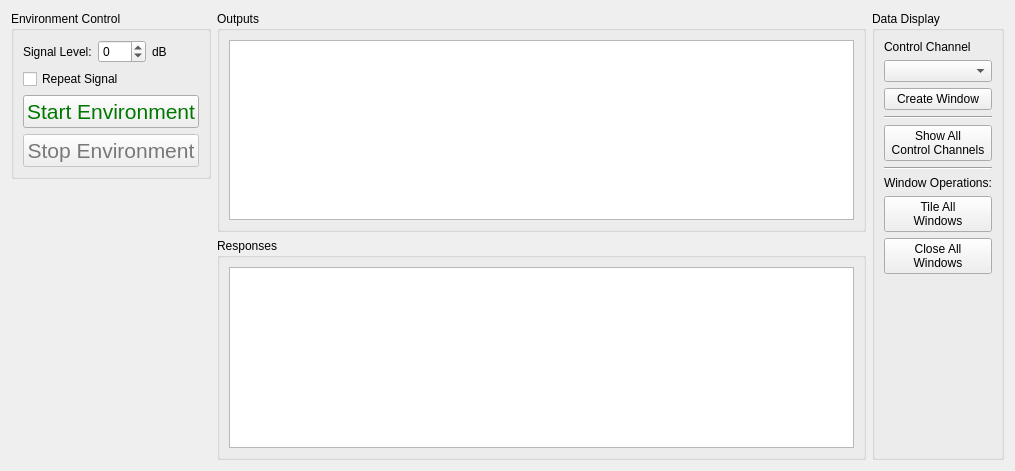
sandialabs/rattlesnake-vibration-controller, file components/transient_run.ui: the form before one commit.
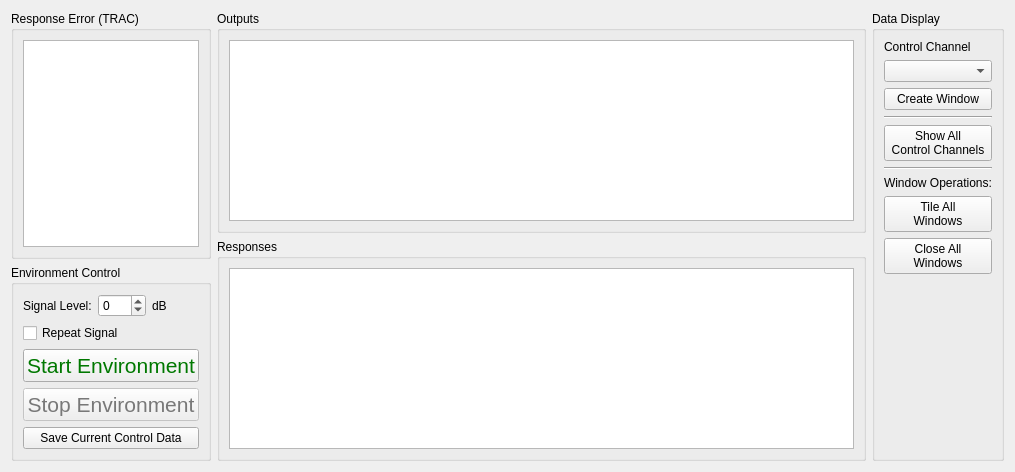
The form after the commit. Custom widgets are drawn as their Qt base class.

The edit to the form file:
```diff
--- a/components/transient_run.ui
+++ b/components/transient_run.ui
@@ -7,7 +7,7 @@
     <x>0</x>
     <y>0</y>
     <width>1015</width>
-    <height>471</height>
+    <height>472</height>
    </rect>
   </property>
   <property name="windowTitle">
@@ -16,6 +16,31 @@
   <layout class="QHBoxLayout" name="horizontalLayout_4">
    <item>
     <layout class="QVBoxLayout" name="environment_control_layout">
+     <item>
+      <widget class="QGroupBox" name="response_error_groupbox">
+       <property name="title">
+        <string>Response Error (TRAC)</string>
+       </property>
+       <layout class="QVBoxLayout" name="verticalLayout_71">
+        <item>
+         <widget class="QListWidget" name="control_response_error_list">
+          <property name="sizePolicy">
+           <sizepolicy hsizetype="Minimum" vsizetype="MinimumExpanding">
+            <horstretch>0</horstretch>
+            <verstretch>0</verstretch>
+           </sizepolicy>
+          </property>
+          <property name="toolTip">
+           <string>Time Response Assurance Criterion between the measured and desired signals.</string>
+          </property>
+          <property name="sizeAdjustPolicy">
+           <enum>QAbstractScrollArea::AdjustToContents</enum>
+          </property>
+         </widget>
+        </item>
+       </layout>
+      </widget>
+     </item>
      <item>
       <widget class="QGroupBox" name="environment_control_groupbox">
        <property name="sizePolicy">
@@ -195,22 +220,19 @@
           </item>
          </layout>
         </item>
+        <item>
+         <widget class="QPushButton" name="save_current_control_data_button">
+          <property name="toolTip">
+           <string>Save current control data from the test</string>
+          </property>
+          <property name="text">
+           <string>Save Current Control Data</string>
+          </property>
+         </widget>
+        </item>
        </layout>
       </widget>
      </item>
-     <item>
-      <spacer name="environment_control_spacer">
-       <property name="orientation">
-        <enum>Qt::Vertical</enum>
-       </property>
-       <property name="sizeHint" stdset="0">
-        <size>
-         <width>20</width>
-         <height>40</height>
-        </size>
-       </property>
-      </spacer>
-     </item>
     </layout>
    </item>
    <item>
```
Left out of the diff: 30 changed lines with no effect on the pictures.
